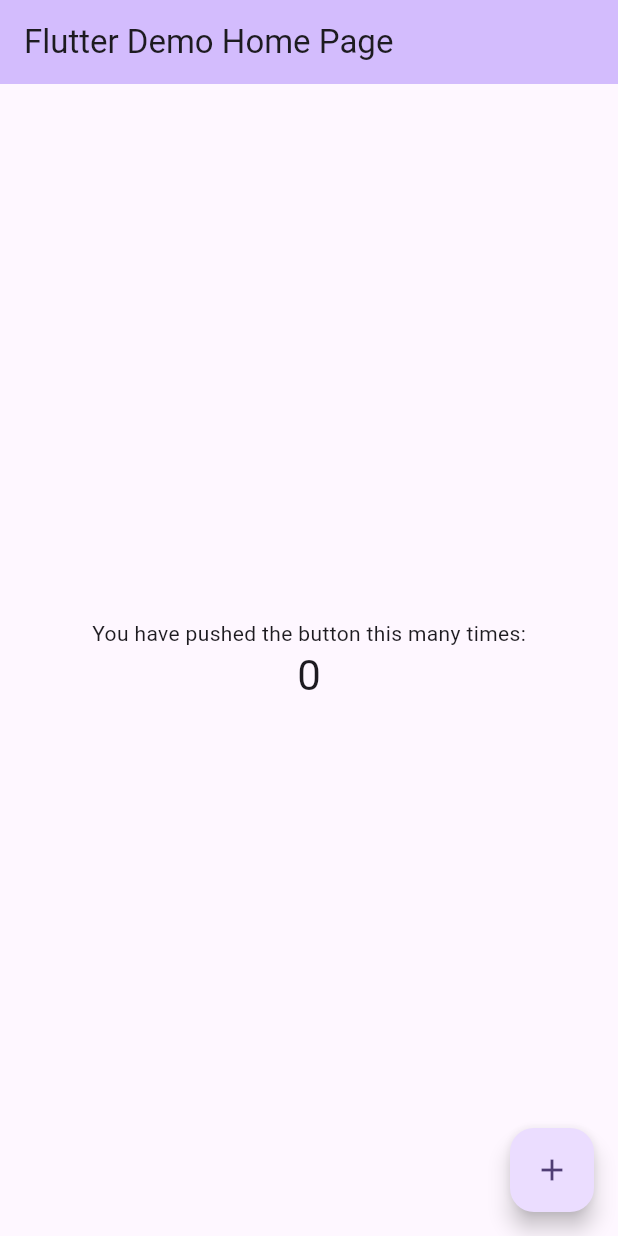
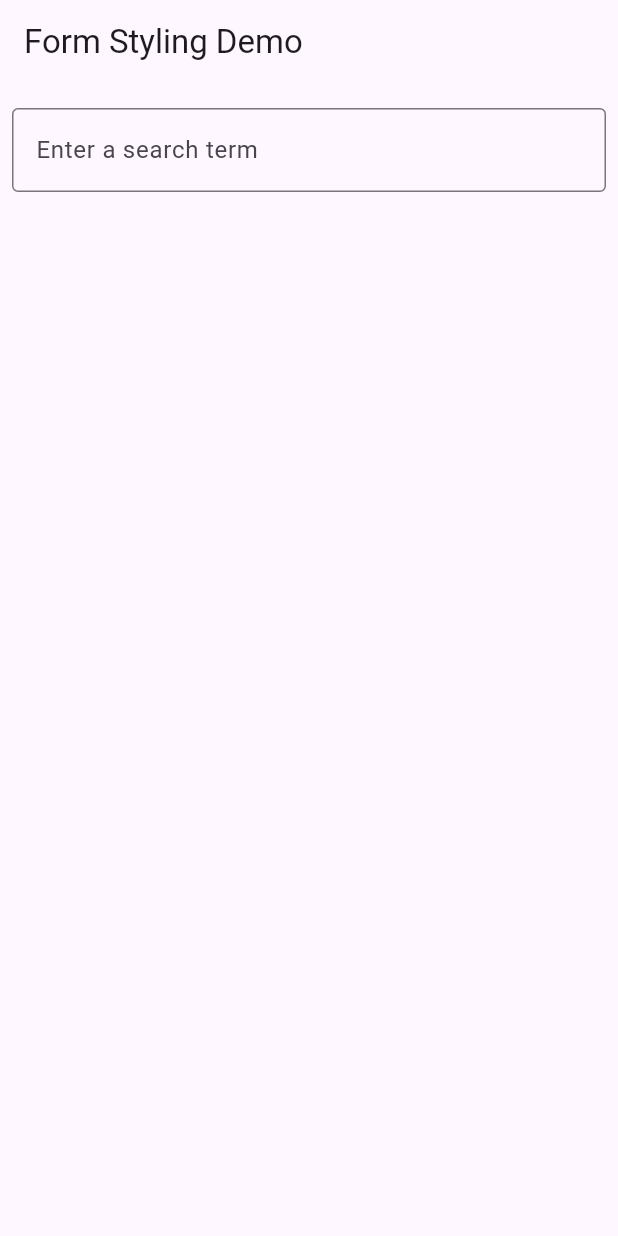
Before and after one commit to NeonCoders-UoM/mobile-app-frontend, a Flutter app: the screen it shows after launch, on a phone screen of 412 x 824 dp. Run offline on Flutter 3.47's test engine with Material 3 defaults, Android fonts, the phone set to English and light mode, and no system bars.

Commit message:
Buttoncreation

```diff
--- a/mobile_app_frontend/lib/main.dart
+++ b/mobile_app_frontend/lib/main.dart
@@ -1,125 +1,21 @@
 import 'package:flutter/material.dart';
+//import 'presentation/components/atoms/custom_button.dart';
+import 'presentation/components/atoms/custom_text_field.dart'; // Import the custom button
 
-void main() {
-  runApp(const MyApp());
-}
+void main() => runApp(const MyApp());
 
 class MyApp extends StatelessWidget {
   const MyApp({super.key});
 
-  // This widget is the root of your application.
   @override
   Widget build(BuildContext context) {
+    const appTitle = 'Form Styling Demo';
     return MaterialApp(
-      title: 'Flutter Demo',
-      theme: ThemeData(
-        // This is the theme of your application.
-        //
-        // TRY THIS: Try running your application with "flutter run". You'll see
-        // the application has a purple toolbar. Then, without quitting the app,
-        // try changing the seedColor in the colorScheme below to Colors.green
-        // and then invoke "hot reload" (save your changes or press the "hot
-        // reload" button in a Flutter-supported IDE, or press "r" if you used
-        // the command line to start the app).
-        //
-        // Notice that the counter didn't reset back to zero; the application
-        // state is not lost during the reload. To reset the state, use hot
-        // restart instead.
-        //
-        // This works for code too, not just values: Most code changes can be
-        // tested with just a hot reload.
-        colorScheme: ColorScheme.fromSeed(seedColor: Colors.deepPurple),
-        useMaterial3: true,
+      title: appTitle,
+      home: Scaffold(
+        appBar: AppBar(title: const Text(appTitle)),
+        body: const MyCustomForm(),
       ),
-      home: const MyHomePage(title: 'Flutter Demo Home Page'),
     );
   }
 }
-
-class MyHomePage extends StatefulWidget {
-  const MyHomePage({super.key, required this.title});
-
-  // This widget is the home page of your application. It is stateful, meaning
-  // that it has a State object (defined below) that contains fields that affect
-  // how it looks.
-
-  // This class is the configuration for the state. It holds the values (in this
-  // case the title) provided by the parent (in this case the App widget) and
-  // used by the build method of the State. Fields in a Widget subclass are
-  // always marked "final".
-
-  final String title;
-
-  @override
-  State<MyHomePage> createState() => _MyHomePageState();
-}
-
-class _MyHomePageState extends State<MyHomePage> {
-  int _counter = 0;
-
-  void _incrementCounter() {
-    setState(() {
-      // This call to setState tells the Flutter framework that something has
-      // changed in this State, which causes it to rerun the build method below
-      // so that the display can reflect the updated values. If we changed
-      // _counter without calling setState(), then the build method would not be
-      // called again, and so nothing would appear to happen.
-      _counter++;
-    });
-  }
-
-  @override
-  Widget build(BuildContext context) {
-    // This method is rerun every time setState is called, for instance as done
-    // by the _incrementCounter method above.
-    //
-    // The Flutter framework has been optimized to make rerunning build methods
-    // fast, so that you can just rebuild anything that needs updating rather
-    // than having to individually change instances of widgets.
-    return Scaffold(
-      appBar: AppBar(
-        // TRY THIS: Try changing the color here to a specific color (to
-        // Colors.amber, perhaps?) and trigger a hot reload to see the AppBar
-        // change color while the other colors stay the same.
-        backgroundColor: Theme.of(context).colorScheme.inversePrimary,
-        // Here we take the value from the MyHomePage object that was created by
-        // the App.build method, and use it to set our appbar title.
-        title: Text(widget.title),
-      ),
-      body: Center(
-        // Center is a layout widget. It takes a single child and positions it
-        // in the middle of the parent.
-        child: Column(
-          // Column is also a layout widget. It takes a list of children and
-          // arranges them vertically. By default, it sizes itself to fit its
-          // children horizontally, and tries to be as tall as its parent.
-          //
-          // Column has various properties to control how it sizes itself and
-          // how it positions its children. Here we use mainAxisAlignment to
-          // center the children vertically; the main axis here is the vertical
-          // axis because Columns are vertical (the cross axis would be
-          // horizontal).
-          //
-          // TRY THIS: Invoke "debug painting" (choose the "Toggle Debug Paint"
-          // action in the IDE, or press "p" in the console), to see the
-          // wireframe for each widget.
-          mainAxisAlignment: MainAxisAlignment.center,
-          children: <Widget>[
-            const Text(
-              'You have pushed the button this many times:',
-            ),
-            Text(
-              '$_counter',
-              style: Theme.of(context).textTheme.headlineMedium,
-            ),
-          ],
-        ),
-      ),
-      floatingActionButton: FloatingActionButton(
-        onPressed: _incrementCounter,
-        tooltip: 'Increment',
-        child: const Icon(Icons.add),
-      ), // This trailing comma makes auto-formatting nicer for build methods.
-    );
-  }
-}
--- a/mobile_app_frontend/lib/presentation/components/atoms/custom_text_field.dart
+++ b/mobile_app_frontend/lib/presentation/components/atoms/custom_text_field.dart
@@ -0,0 +1,23 @@
+import 'package:flutter/material.dart';
+
+class MyCustomForm extends StatelessWidget {
+  const MyCustomForm({super.key});
+
+  @override
+  Widget build(BuildContext context) {
+    return Column(
+      crossAxisAlignment: CrossAxisAlignment.start,
+      children: <Widget>[
+        const Padding(
+          padding: EdgeInsets.symmetric(horizontal: 8, vertical: 16),
+          child: TextField(
+            decoration: InputDecoration(
+              border: OutlineInputBorder(),
+              hintText: 'Enter a search term',
+            ),
+          ),
+        ),
+      ],
+    );
+  }
+}
```
Also changed, not shown: mobile_app_frontend/lib/presentation/components/atoms/custom_button.dart (+82 -0 lines).
